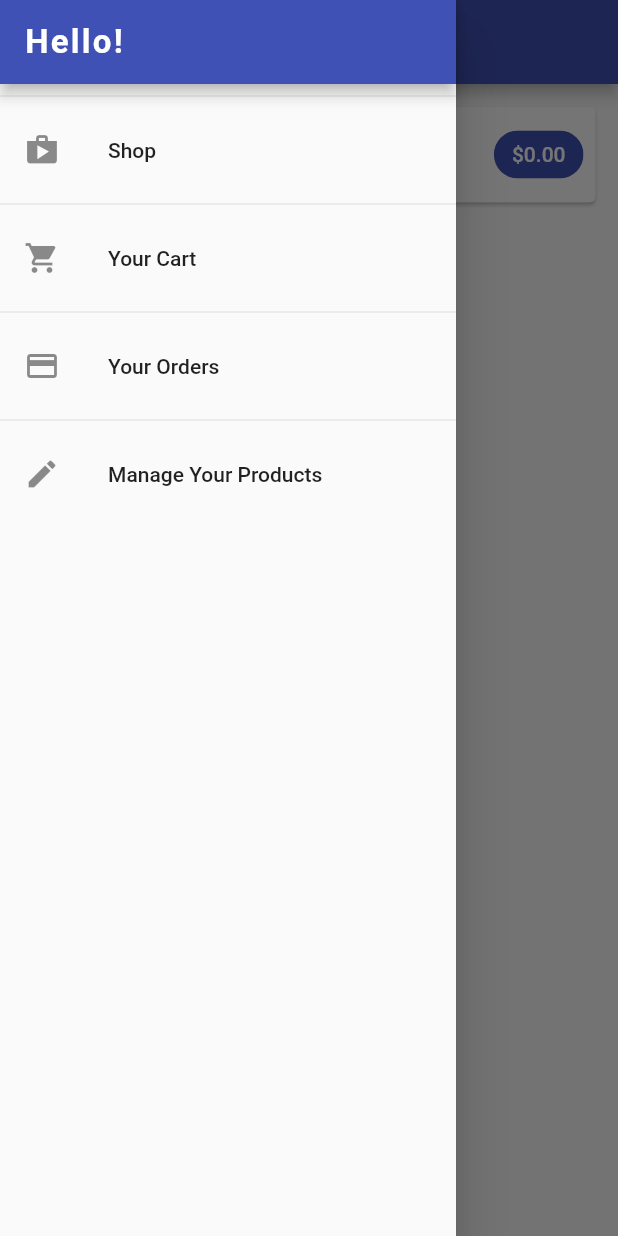
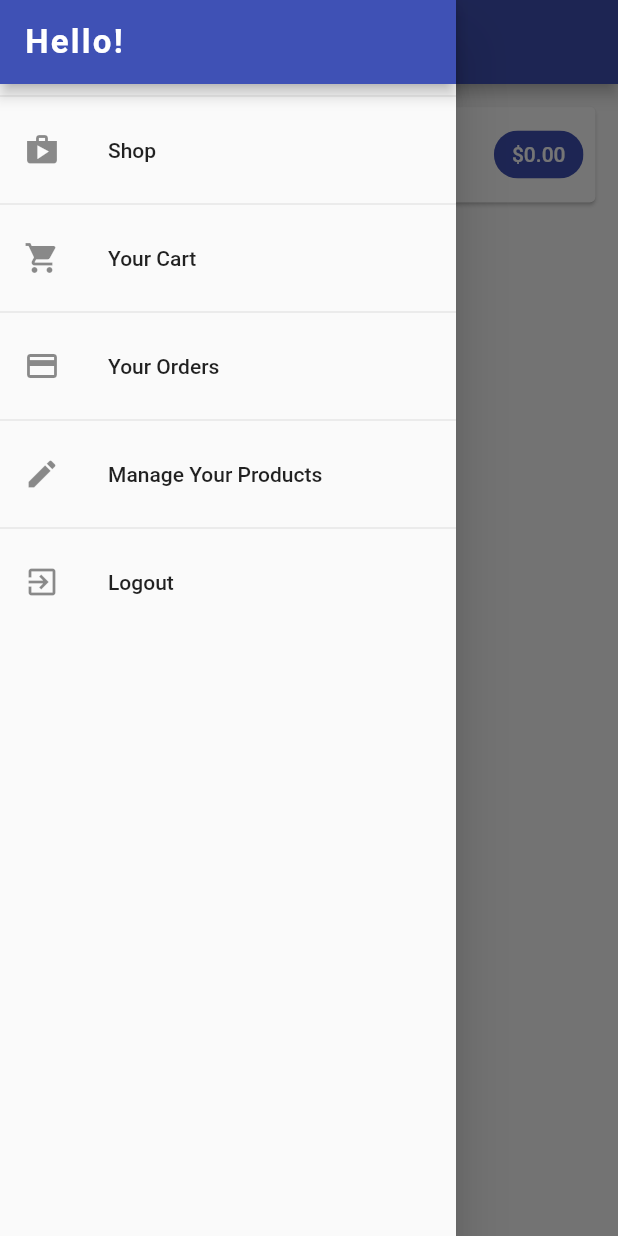
Before and after one commit to zerosand1s/shop, a Flutter app: the CartScreen screen opened by its route, with the side drawer open, on a phone screen of 412 x 824 dp. Run offline on Flutter 3.47's test engine with Material 2 defaults, Android fonts, the phone set to English and light mode, and no system bars.

Commit message:
add log out feature

```diff
--- a/lib/widgets/app_drawer.dart
+++ b/lib/widgets/app_drawer.dart
@@ -1,4 +1,7 @@
 import 'package:flutter/material.dart';
+import 'package:provider/provider.dart';
+
+import '../providers/auth_provider.dart';
 
 import '../screens/cart_screen.dart';
 import '../screens/orders_screen.dart';
@@ -48,6 +51,15 @@ class AppDrawer extends StatelessWidget {
                   .pushReplacementNamed(UserProductsScreen.routeName);
             },
           ),
+          Divider(),
+          ListTile(
+            leading: Icon(Icons.exit_to_app),
+            title: Text('Logout'),
+            onTap: () {
+              Navigator.of(context).pop();
+              Provider.of<AuthProvider>(context, listen: false).logout();
+            },
+          ),
         ],
       ),
     );
```
Also changed, not shown: lib/providers/auth_provider.dart (+23 -0 lines).
